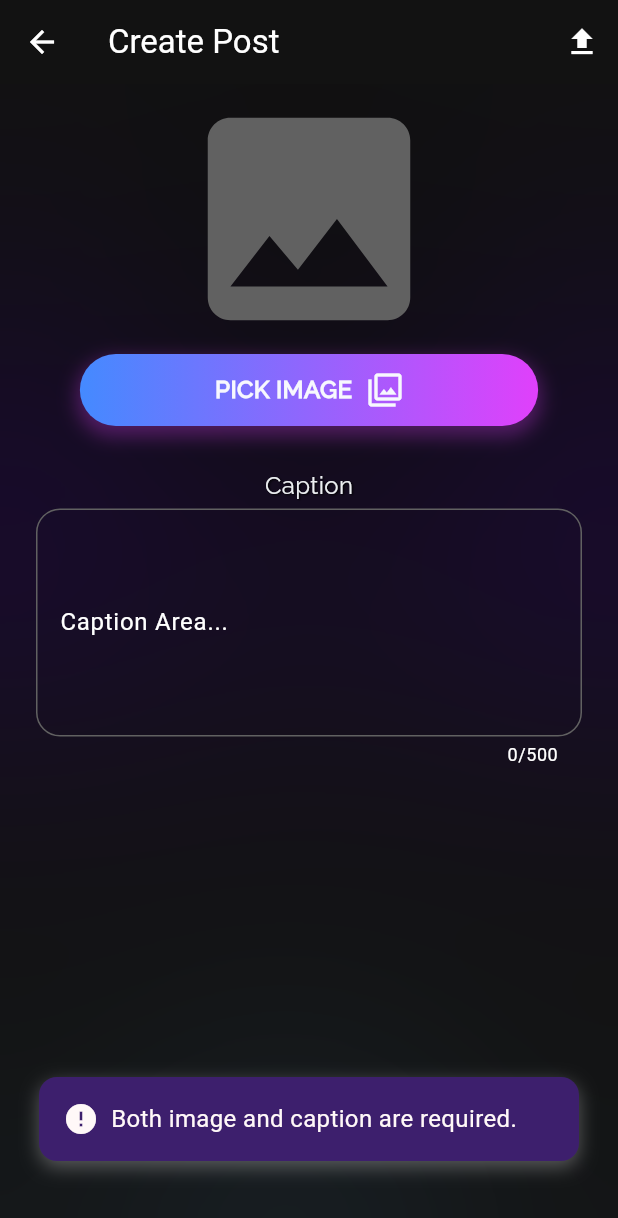
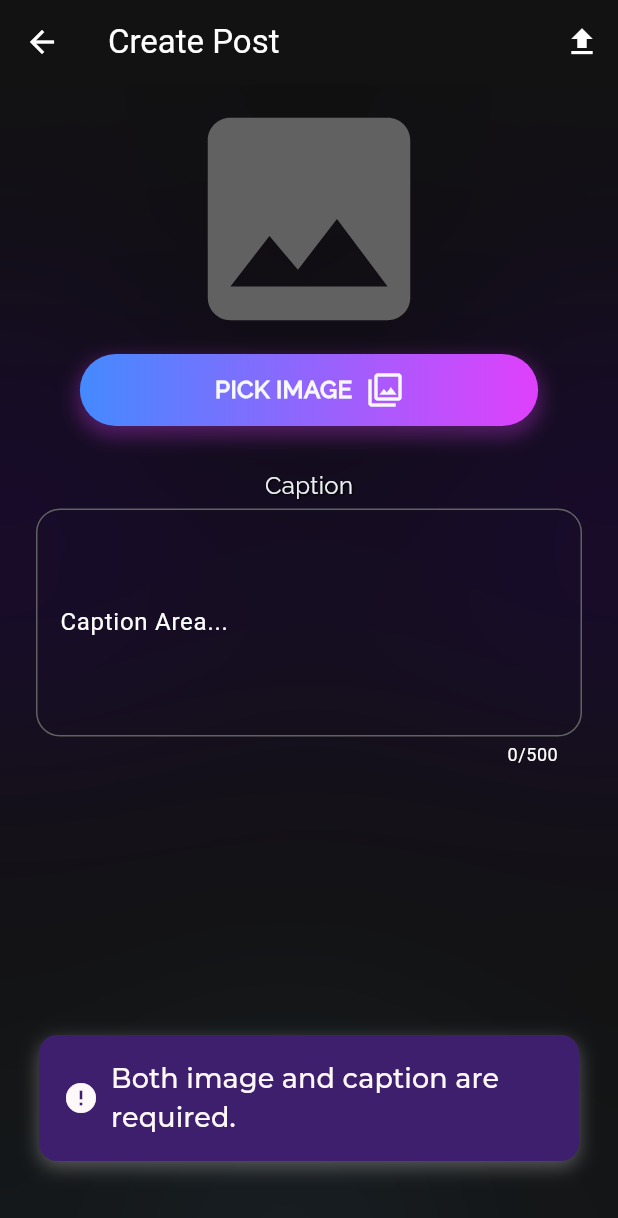
Before and after one commit to NovaLogics/lyxa-live-flutter-app, a Flutter app: the UploadPostScreen screen opened directly, after a tap on the "upload" icon, on a phone screen of 412 x 824 dp. Shown: the top 1218 px of the screen. Run offline on Flutter 3.47's test engine with Material 3 defaults, Android fonts, the phone set to English and light mode, and no system bars; our stand-ins replace cached_network_image, carousel_slider, cloud_firestore, file_picker, firebase_auth, firebase_core and 8 more; accounts and stored records are empty; generated files the repository leaves out were written again; network calls fail.

Commit message:
feat [ shared-widget ]: Update Widget [ ToastMessengerUnit ]

```diff
--- a/lib/src/core/themes/dark_mode.dart
+++ b/lib/src/core/themes/dark_mode.dart
@@ -48,9 +48,9 @@ const ColorScheme darkColorScheme = ColorScheme.dark(
 
   // --- Inverse Colors ---
   // Used for lighter text background in dark mode
-  inverseSurface: Color(0xFFE0E0E0),
+  inverseSurface: AppColors.bluePurple50,
   // Text/Icon color on inverse surface
-  onInverseSurface: AppColors.blackPure,
+  onInverseSurface: AppColors.bluePurple900L2,
 
   // --- Surface Tint Colors ---
   // Tint for elevated surfaces (buttons / card backgrounds)
--- a/lib/src/core/themes/light_mode.dart
+++ b/lib/src/core/themes/light_mode.dart
@@ -50,9 +50,9 @@ const ColorScheme lightColorScheme = ColorScheme.light(
 
   // --- Inverse Colors ---
   // Used for darker text background in light mode
-  inverseSurface: Color(0xFF303030),
+  inverseSurface: AppColors.bluePurple900L3,
   // Text/Icon color on inverse surface
-  onInverseSurface: Colors.white,
+  onInverseSurface: AppColors.bluePurple50,
 
   // --- Surface Tint Colors ---
   // Tint for elevated surfaces
--- a/lib/src/shared/widgets/toast_messenger_unit.dart
+++ b/lib/src/shared/widgets/toast_messenger_unit.dart
@@ -1,6 +1,7 @@
 import 'dart:async';
 import 'package:flutter/material.dart';
 import 'package:lyxa_live/src/core/constants/constants.dart';
+import 'package:lyxa_live/src/core/resources/app_colors.dart';
 
 ///USAGE ->
 //  ToastMessengerUnit.showToast(
@@ -38,6 +39,21 @@ class ToastDuration {
 class ToastMessengerUnit {
   static OverlayEntry? _overlayEntry;
   static Timer? _toastTimer;
+
+  static void showErrorToast({
+    required BuildContext context,
+    required String message,
+  }) {
+    showToast(
+      context: context,
+      message: message,
+      icon: Icons.error,
+      backgroundColor: Theme.of(context).colorScheme.inverseSurface,
+      textColor: Theme.of(context).colorScheme.onInverseSurface,
+      shadowColor: AppColors.blackShade,
+      duration: ToastDuration.second6,
+    );
+  }
 
   /// Show a custom toast message
   /// [message] - Text to display
@@ -131,7 +147,13 @@ class ToastMessengerUnit {
             Expanded(
               child: Text(
                 message,
-                style: TextStyle(color: textColor, fontSize: 16),
+                style: TextStyle(
+                  color: textColor,
+                  fontSize: 18,
+                  fontWeight: FontWeight.w600,
+                  fontFamily: FONT_MONTSERRAT,
+                  letterSpacing: 0.1,
+                ),
               ),
             ),
             if (buttonText != null && onButtonPressed != null) ...[
@@ -148,7 +170,7 @@ class ToastMessengerUnit {
                 child: Text(
                   buttonText,
                   style: TextStyle(
-                    fontSize: 14,
+                    fontSize: 16,
                     fontWeight: FontWeight.bold,
                     color: textColor,
                     fontFamily: FONT_RALEWAY,
```
